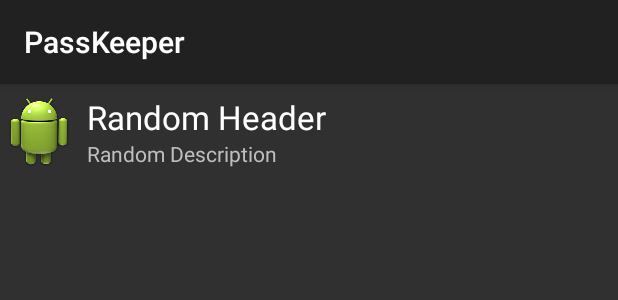
After one commit to dennis95stumm/PassKeeper, an Android app: the layout list_item_layout.xml on its own in the app's theme, with its tools: preview values and no code run, on a phone screen of 412 x 824 dp. The commit adds this screen. Shown: the top 300 px of the screen. Run offline under Robolectric (Android 15) with nearby library versions, the phone set to English and light mode, and no system bars.

Commit message:
cherry picked from commit 5ab9f62

```diff
--- a/app/src/main/AndroidManifest.xml
+++ b/app/src/main/AndroidManifest.xml
@@ -9,7 +9,7 @@
         <activity
             android:name=".StartActivity"
             android:label="@string/app_name"
-            android:theme="@style/MaterialDarkTheme" >
+            android:theme="@style/MaterialDarkTheme">
             <intent-filter>
                 <action android:name="android.intent.action.MAIN" />
 
@@ -18,8 +18,7 @@
         </activity>
         <activity
             android:name=".CreateDatabaseActivity"
-            android:label="@string/title_activity_create_database" >
-        </activity>
+            android:label="@string/title_activity_create_database"></activity>
     </application>
 
 </manifest>
--- a/app/src/main/java/de/szut/passkeeper/CreateDatabaseActivity.java
+++ b/app/src/main/java/de/szut/passkeeper/CreateDatabaseActivity.java
@@ -24,7 +24,7 @@ public class CreateDatabaseActivity extends Activity implements TextWatcher, Vie
         super.onCreate(savedInstanceState);
         setContentView(R.layout.create_database_layout);
         databaseModel = new DatabaseModel(this);
-        this.initializeViews();
+        this.initializeView();
     }
 
     @Override
@@ -64,7 +64,7 @@ public class CreateDatabaseActivity extends Activity implements TextWatcher, Vie
 
     }
 
-    private void initializeViews(){
+    private void initializeView() {
         editTextDatabaseName = (EditText) findViewById(R.id.newDatabaseName);
         editTextDatabasePwd = (EditText) findViewById(R.id.newDatabasePwd);
         buttonCreateNewDatabase = (Button) findViewById(R.id.createNewDatabaseBtn);
--- a/app/src/main/java/de/szut/passkeeper/DatabaseHelper.java
+++ b/app/src/main/java/de/szut/passkeeper/DatabaseHelper.java
@@ -18,13 +18,13 @@ public class DatabaseHelper extends SQLiteOpenHelper {
     public static final String KEY_USER_DATABASE_MDATE = "pass_database_mdate";
     private static final String CREATE_USER_DATABASE_SQL =
             "CREATE TABLE " + TABLE_USER_DATABASE +
-                "(\n"
+                    "(\n"
                     + KEY_ID_USER_DATABASE + " INTEGER PRIMARY KEY AUTOINCREMENT NOT NULL,\n"
                     + KEY_USER_DATABASE_NAME + " varchar(16) NOT NULL,\n"
                     + KEY_USER_DATABASE_PWD + " varchar(4096) NOT NULL,\n"
                     + KEY_USER_DATABASE_CDATE + " timestamp DEFAULT CURRENT_TIMESTAMP,\n"
                     + KEY_USER_DATABASE_MDATE + " timestamp DEFAULT CURRENT_TIMESTAMP\n" +
-                ")";
+                    ")";
     private static final int DB_VERSION = 1;
     private static final String DB_NAME = "PassDatabase";
 
--- a/app/src/main/res/layout/choose_database_list_item_layout.xml
+++ /dev/null
@@ -1,6 +0,0 @@
-<RelativeLayout xmlns:android="http://schemas.android.com/apk/res/android"
-    android:layout_width="fill_parent"
-    android:layout_height="?android:attr/listPreferredItemHeight"
-    android:padding="6dip">
-
-</RelativeLayout>
--- /dev/null
+++ b/app/src/main/res/layout/list_item_layout.xml
@@ -0,0 +1,55 @@
+<?xml version="1.0" encoding="utf-8"?>
+<LinearLayout xmlns:android="http://schemas.android.com/apk/res/android"
+    android:layout_width="fill_parent"
+    android:layout_height="wrap_content"
+    android:minHeight="64dp"
+    android:orientation="horizontal">
+
+    <ImageView
+        android:id="@+id/icon"
+        android:layout_width="48dp"
+        android:layout_height="48dp"
+        android:layout_gravity="center_vertical"
+        android:layout_margin="2dp"
+        android:scaleType="fitCenter"
+        android:src="@drawable/ic_launcher"></ImageView>
+    <!---<ImageButton
+        android:id="@+id/icon2"
+        android:layout_width="48dp"
+        android:layout_height="48dp"
+        android:layout_gravity="center_vertical"
+        android:layout_margin="2dp"
+        android:scaleType="fitCenter"
+        android:src="@drawable/ic_launcher">
+     </ImageButton>-->
+
+    <LinearLayout
+        android:layout_width="0dip"
+        android:layout_height="wrap_content"
+        android:layout_gravity="center_vertical"
+        android:layout_weight="1"
+        android:orientation="vertical"
+        android:paddingLeft="4dp">
+
+        <TextView
+            android:id="@+id/databaseName"
+            android:layout_width="fill_parent"
+            android:layout_height="wrap_content"
+            android:layout_marginLeft="2dp"
+            android:layout_marginRight="2dp"
+            android:text="Random Header"
+            android:textAppearance="@android:style/TextAppearance.DeviceDefault.Large"
+            android:textColor="@android:color/primary_text_dark" />
+
+        <TextView
+            android:id="@+id/databaseEditationDate"
+            android:layout_width="fill_parent"
+            android:layout_height="wrap_content"
+            android:layout_marginLeft="2dp"
+            android:layout_marginRight="2dp"
+            android:text="Random Description"
+            android:textAppearance="@android:style/TextAppearance.DeviceDefault.Small"
+            android:textColor="@android:color/secondary_text_dark" />
+    </LinearLayout>
+
+</LinearLayout>
--- a/app/src/main/res/values/strings.xml
+++ b/app/src/main/res/values/strings.xml
@@ -9,6 +9,7 @@
     <string name="hint_database_pwd">Database Password</string>
     <string name="create_database_btn_txt">Create</string>
     <string name="create_database_missing_letter">Database Name must have at least 1 letter and password must have at least 8 letters!</string>
-    <string name="title_activity_chose_database">Chose Database</string>
+    <string name="title_activity_chose_database">Choose Database</string>
+    <string name="title_activity_main">MainActivity</string>
 
 </resources>
--- a/app/src/main/res/values/styles.xml
+++ b/app/src/main/res/values/styles.xml
@@ -2,4 +2,6 @@
 
     <style name="MaterialDarkTheme" parent="android:Theme.Material"></style>
 
+    <style name="MaterialLightTheme" parent="android:Theme.Material.Light"></style>
+
 </resources>
```
Also changed, not shown: app/src/main/java/de/szut/passkeeper/CustomListViewAdapter.java (added, +71 -0 lines), app/src/main/java/de/szut/passkeeper/DatabaseCursorAdapter.java (deleted, +0 -35 lines), app/src/main/java/de/szut/passkeeper/DatabaseModel.java (+22 -8 lines), app/src/main/java/de/szut/passkeeper/StartActivity.java (+46 -11 lines), app/src/main/res/layout/choose_database_layout.xml (deleted, +0 -7 lines), app/src/main/res/layout/create_database_layout.xml (+7 -7 lines), app/src/main/res/menu/choose_database_menu.xml (added, +8 -0 lines).
